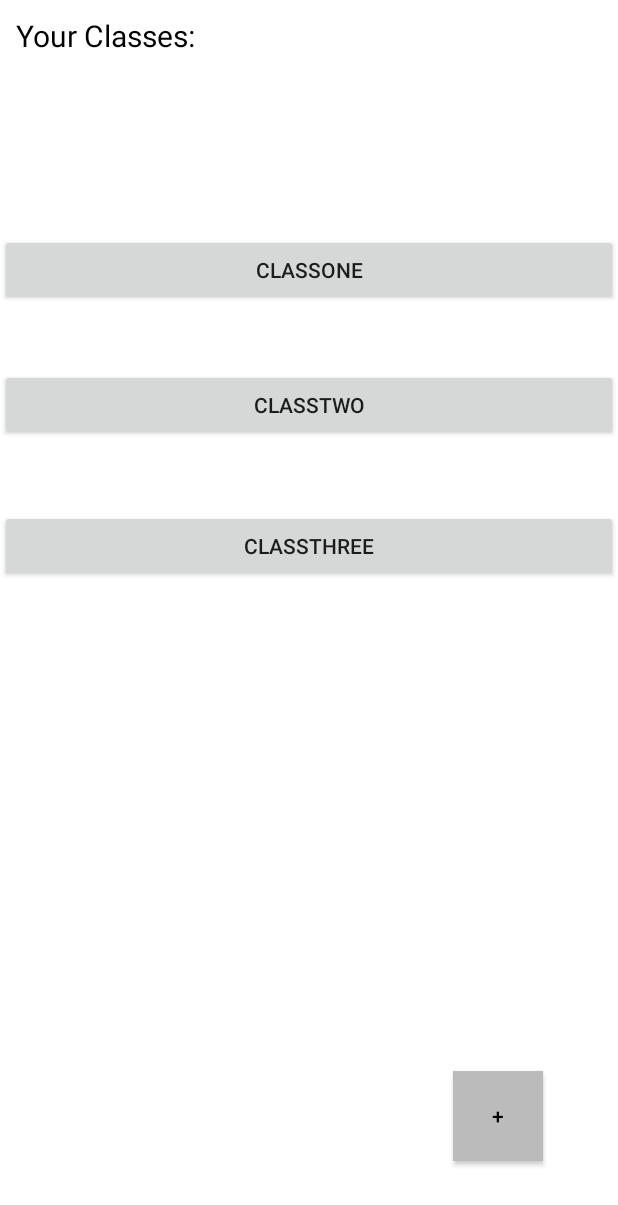
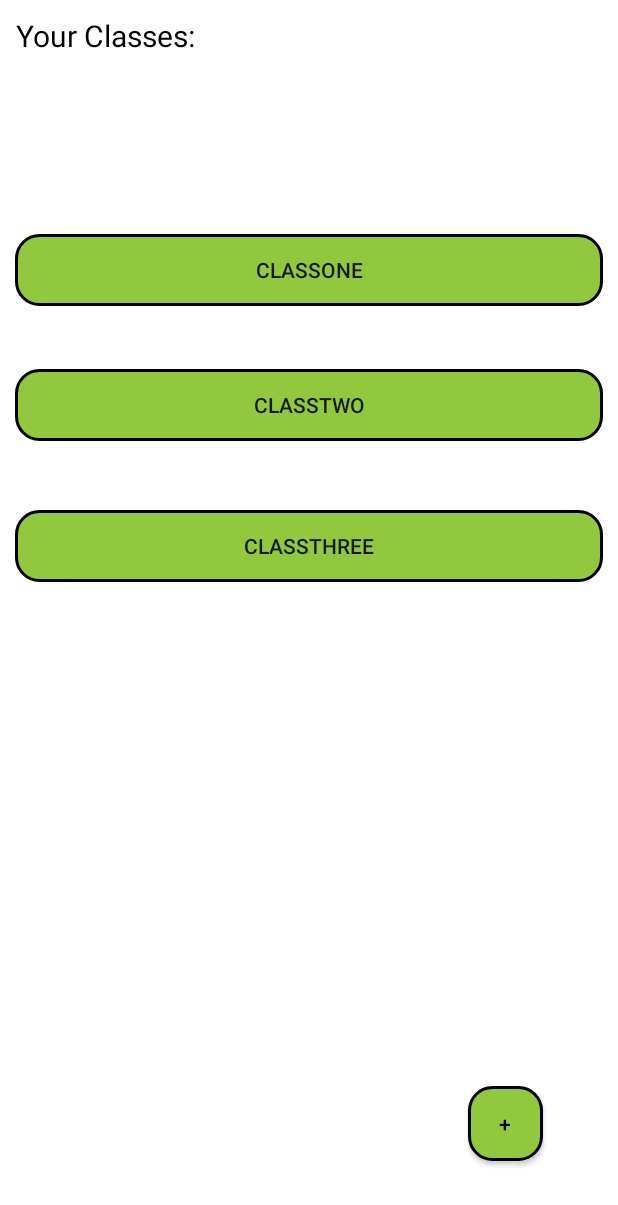
Before and after one commit to SamPfister/FiniteCampusProject, an Android app: the ClassListActivity screen opened directly, with no data from a screen before it, on a phone screen of 412 x 824 dp. Shown: the top 1205 px of the screen. Run offline under Robolectric (Android 15) with nearby library versions, the phone set to English and light mode, and no system bars.

Commit message:
I made all of the buttons custom buttons, but actually this time

```diff
--- a/app/src/main/res/layout/activity_class_list.xml
+++ b/app/src/main/res/layout/activity_class_list.xml
@@ -13,8 +13,11 @@
         android:layout_height="wrap_content"
         android:layout_marginTop="42dp"
         android:text="ClassTwo"
+        android:background="@drawable/oval"
         app:layout_constraintStart_toStartOf="@+id/classOne"
-        app:layout_constraintTop_toBottomOf="@+id/classOne" />
+        app:layout_constraintTop_toBottomOf="@+id/classOne"
+        android:layout_marginStart="@dimen/margin"
+        android:layout_marginEnd="@dimen/margin"/>
 
     <TextView
         android:id="@+id/textView2"
@@ -30,10 +33,10 @@
 
     <Button
         android:id="@+id/addClassButton"
-        android:layout_width="60dp"
-        android:layout_height="60dp"
+        android:layout_width="50dp"
+        android:layout_height="50dp"
         android:layout_margin="@dimen/marginBig"
-        android:background="@color/colorAccent"
+        android:background="@drawable/oval"
         android:text="+"
         android:textColor="@color/colorText"
         app:layout_constraintBottom_toBottomOf="parent"
@@ -41,22 +44,28 @@
 
     <Button
         android:id="@+id/classOne"
+        android:background="@drawable/oval"
         android:layout_width="match_parent"
         android:layout_height="wrap_content"
         android:layout_marginTop="156dp"
         android:text="ClassOne"
         app:layout_constraintEnd_toEndOf="parent"
         app:layout_constraintStart_toStartOf="parent"
-        app:layout_constraintTop_toTopOf="parent" />
+        app:layout_constraintTop_toTopOf="parent"
+        android:layout_marginStart="@dimen/margin"
+        android:layout_marginEnd="@dimen/margin"/>
 
     <Button
         android:id="@+id/classThree"
+        android:background="@drawable/oval"
         android:layout_width="match_parent"
         android:layout_height="wrap_content"
         android:layout_marginTop="46dp"
         android:text="ClassThree"
         app:layout_constraintStart_toStartOf="@+id/classTwo"
-        app:layout_constraintTop_toBottomOf="@+id/classTwo" />
+        app:layout_constraintTop_toBottomOf="@+id/classTwo"
+        android:layout_marginStart="@dimen/margin"
+        android:layout_marginEnd="@dimen/margin"/>
 
 
 </androidx.constraintlayout.widget.ConstraintLayout>
```
